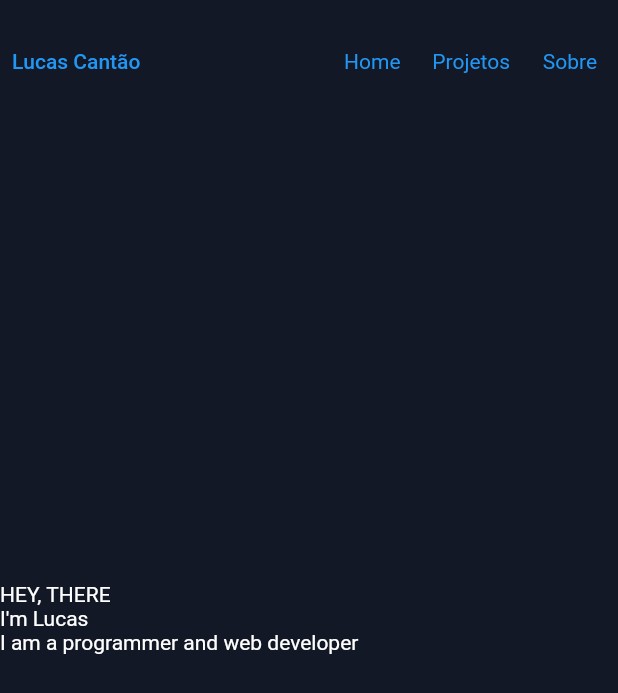
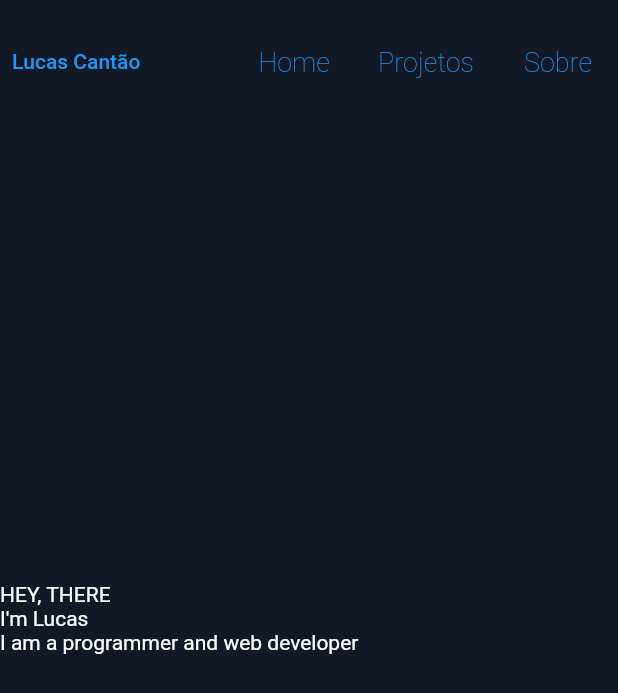
Before and after one commit to lucascantao/dev_portfolio, a Flutter app: the screen it shows after launch, on a phone screen of 412 x 824 dp. Shown: the top 693 px of the screen. Run offline on Flutter 3.47's test engine with Material 2 defaults, Android fonts, the phone set to English and light mode, and no system bars; our stand-ins replace go_router, google_fonts.

Commit message:
alteracao fonte

```diff
--- a/lib/navigation_menu.dart
+++ b/lib/navigation_menu.dart
@@ -27,46 +27,61 @@ class _NavigationMenu extends State<NavigationMenu> {
         ),
         Row(
           children: [
-            TextButton(
+            Padding(
+              padding: const EdgeInsets.all(8.0),
+              child: TextButton(
                   onPressed: () async {
                     setState(() {
                       selection = 1;
                     });
-                  await Scrollable.ensureVisible(widget.keys[0].currentContext!,
+                    await Scrollable.ensureVisible(
+                        widget.keys[0].currentContext!,
                         duration: const Duration(milliseconds: 500));
                   },
                   child: Text(
                     "Home",
                     style: TextStyle(
+                        fontSize: 18,
                         fontWeight:
-                          selection == 1 ? FontWeight.bold : FontWeight.normal),
+                            selection == 1 ? FontWeight.bold : FontWeight.w100),
                   )),
-            TextButton(
+            ),
+            Padding(
+              padding: const EdgeInsets.all(8.0),
+              child: TextButton(
                   onPressed: () async {
                     setState(() {
                       selection = 2;
                     });
-                  await Scrollable.ensureVisible(widget.keys[1].currentContext!,
+                    await Scrollable.ensureVisible(
+                        widget.keys[1].currentContext!,
                         duration: const Duration(milliseconds: 500));
                   },
                   child: Text("Projetos",
                       style: TextStyle(
+                          fontSize: 18,
                           fontWeight: selection == 2
                               ? FontWeight.bold
-                            : FontWeight.normal))),
-            TextButton(
+                              : FontWeight.w100))),
+            ),
+            Padding(
+              padding: const EdgeInsets.all(8.0),
+              child: TextButton(
                   onPressed: () async {
                     setState(() {
                       selection = 3;
                     });
-                  await Scrollable.ensureVisible(widget.keys[2].currentContext!,
+                    await Scrollable.ensureVisible(
+                        widget.keys[2].currentContext!,
                         duration: const Duration(milliseconds: 500));
                   },
                   child: Text("Sobre",
                       style: TextStyle(
+                          fontSize: 18,
                           fontWeight: selection == 3
                               ? FontWeight.bold
-                            : FontWeight.normal))),
+                              : FontWeight.w100))),
+            ),
           ],
         )
       ]),
```
Lines whose indentation alone changed are shown as unchanged.
